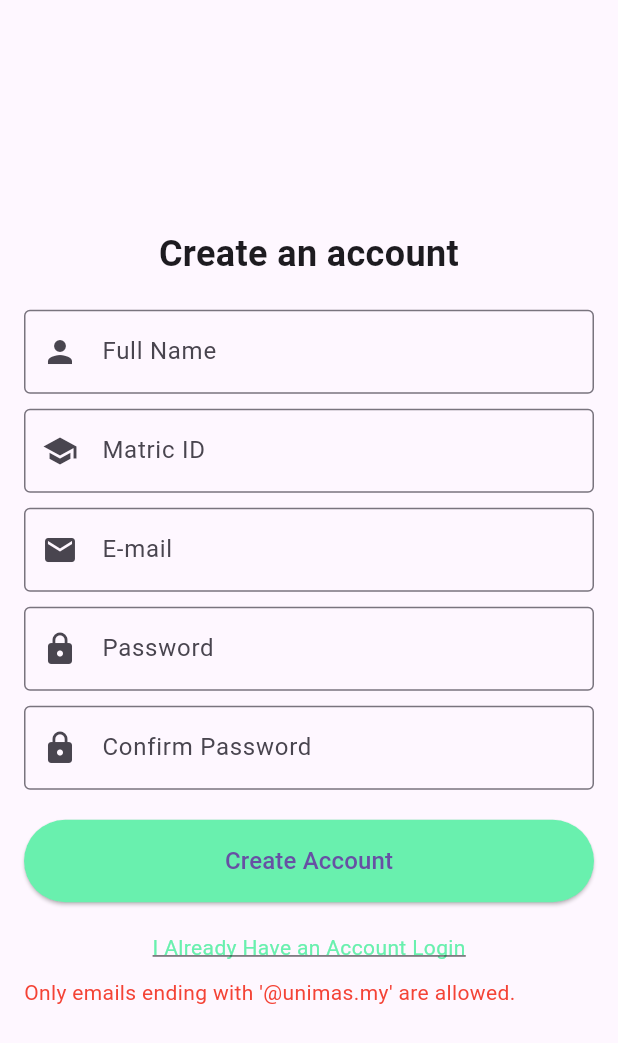
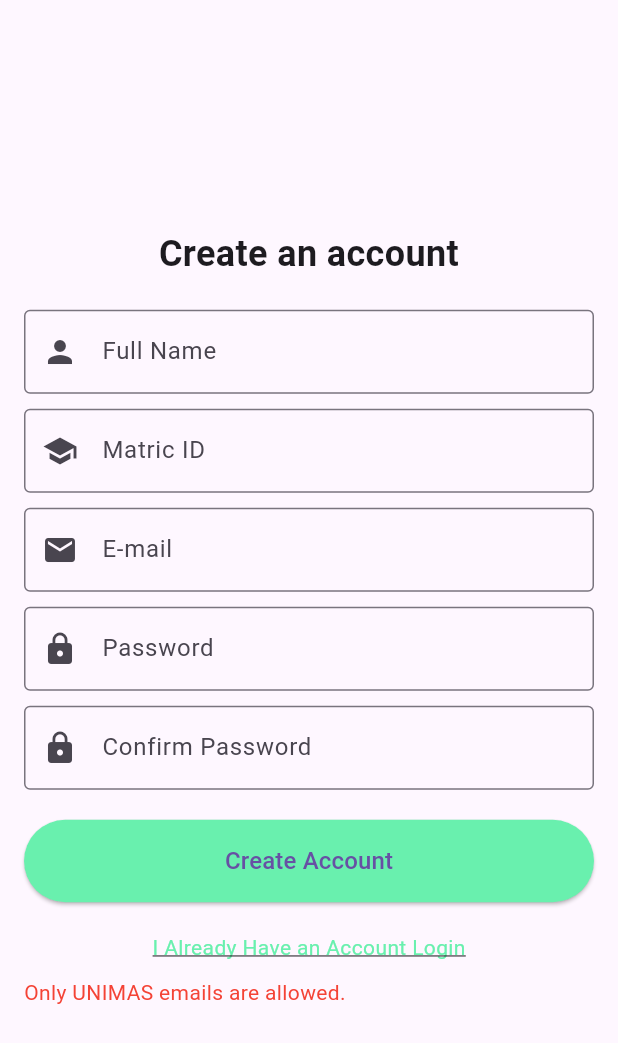
Before and after one commit to Gridiffin/USQ1, a Flutter app: the RegisterScreen screen opened directly, after a tap on "Create Account", on a phone screen of 412 x 824 dp. Shown: the top 1043 px of the screen. Run offline on Flutter 3.47's test engine with Material 3 defaults, Android fonts, the phone set to English and light mode, and no system bars; our stand-ins replace cloud_firestore, firebase_auth, firebase_core; accounts and stored records are empty.

Commit message:
git commit

```diff
--- a/lib/src/screens/auth/registerscreen.dart
+++ b/lib/src/screens/auth/registerscreen.dart
@@ -27,7 +27,7 @@ class _RegisterScreenState extends State<RegisterScreen> {
 
     if (!_emailController.text.trim().endsWith("unimas.my")) {
       setState(() {
-        _errorMessage = "Only emails ending with '@unimas.my' are allowed.";
+        _errorMessage = "Only UNIMAS emails are allowed.";
       });
       return;
     }
```
